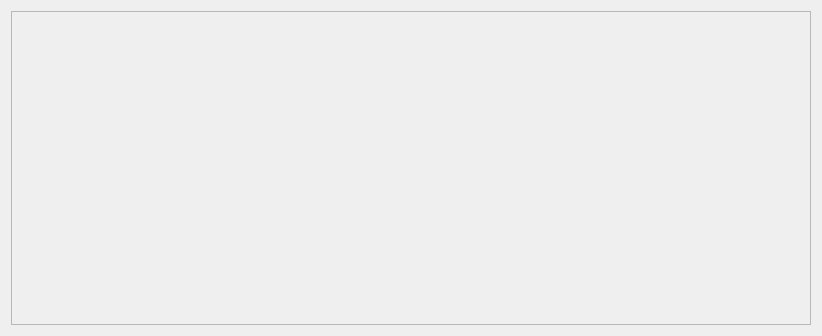
Before: the Qt Designer form room_concept/src/localUI.ui in robocomp/active_inference, drawn with Qt 5.
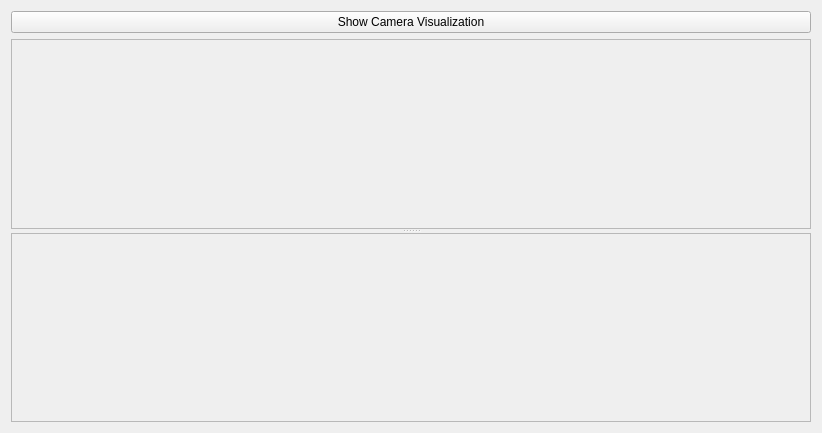
After: the same form once the commit is applied.

```diff
--- a/room_concept/src/localUI.ui
+++ b/room_concept/src/localUI.ui
@@ -7,14 +7,28 @@
     <x>0</x>
     <y>0</y>
     <width>822</width>
-    <height>336</height>
+    <height>433</height>
    </rect>
   </property>
   <property name="windowTitle">
    <string>navigationComp</string>
   </property>
-  <layout class="QHBoxLayout" name="horizontalLayout_2">
+  <layout class="QVBoxLayout" name="verticalLayout">
    <item>
+    <widget class="QPushButton" name="btn_camera_viz">
+     <property name="text">
+      <string>Show Camera Visualization</string>
+     </property>
+     <property name="maximumHeight">
+      <number>35</number>
+     </property>
+    </widget>
+   </item>
+   <item>
+    <widget class="QSplitter" name="splitter">
+     <property name="orientation">
+      <enum>Qt::Vertical</enum>
+     </property>
     <widget class="QFrame" name="frame">
      <property name="frameShape">
       <enum>QFrame::StyledPanel</enum>
@@ -22,6 +36,15 @@
      <property name="frameShadow">
       <enum>QFrame::Raised</enum>
      </property>
+     </widget>
+     <widget class="QFrame" name="frame_series">
+      <property name="frameShape">
+       <enum>QFrame::StyledPanel</enum>
+      </property>
+      <property name="frameShadow">
+       <enum>QFrame::Raised</enum>
+      </property>
+     </widget>
     </widget>
    </item>
   </layout>
```
Left out of the diff: 2 changed lines with no effect on the pictures. Lines whose indentation alone changed are shown as unchanged.
